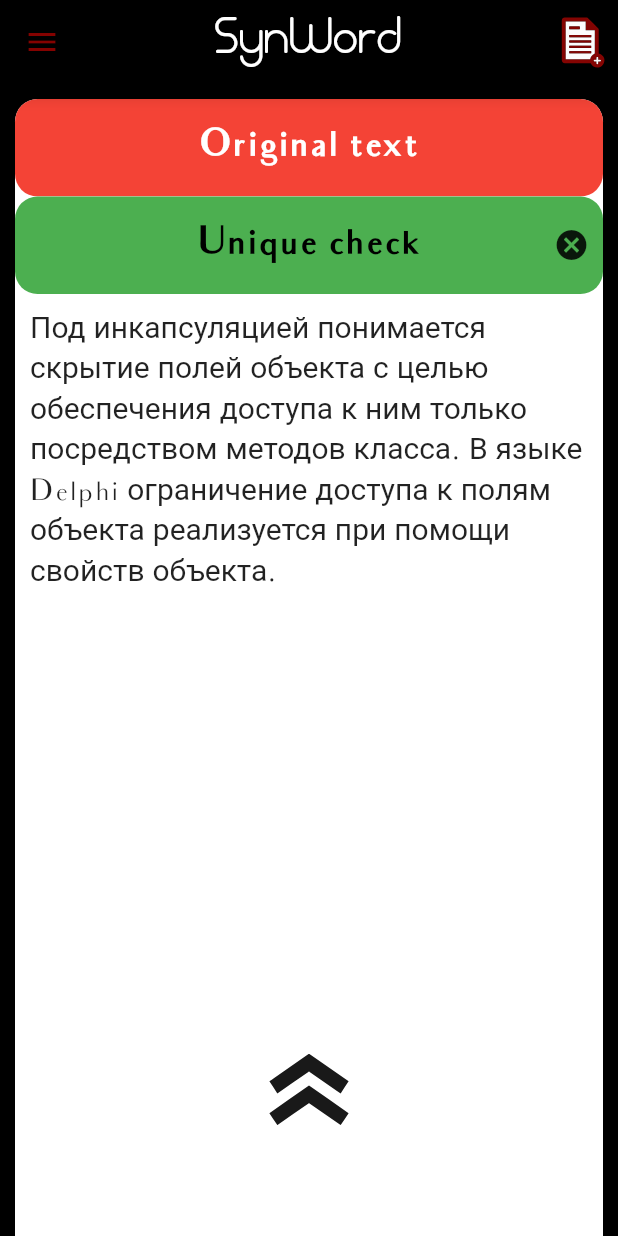
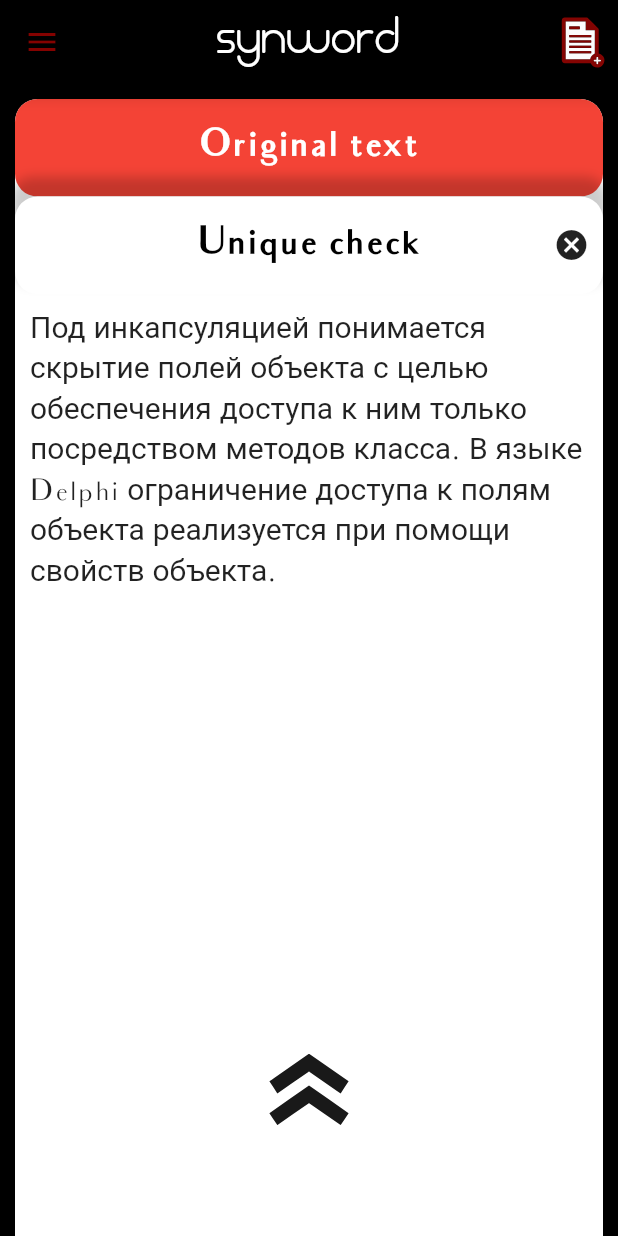
Before and after one commit to summert1m3/Synword-client-legacy, a Flutter app: the screen it shows after launch, after a tap on an icon or button, on a phone screen of 412 x 824 dp. Run offline on Flutter 3.47's test engine with Material 2 defaults, Android fonts, the phone set to English and light mode, and no system bars; our stand-ins replace flutter_svg, hexcolor.

Commit message:
Updating layers
Supreme layer always have white color

```diff
--- a/lib/Widgets/Layers/originalTextLayer.dart
+++ b/lib/Widgets/Layers/originalTextLayer.dart
@@ -5,8 +5,12 @@ import 'package:synword/Widgets/layerTitle.dart';
 
 class OriginalTextLayer extends StatelessWidget {
   final TextEditingController _textEditingController;
+  final bool isTitleVisible;
 
-  OriginalTextLayer(this._textEditingController);
+  OriginalTextLayer(
+    this._textEditingController,
+    this.isTitleVisible
+  );
 
   @override
   Widget build(BuildContext context) {
@@ -16,12 +20,14 @@ class OriginalTextLayer extends StatelessWidget {
             LayerTitle(
                 Text('Original text', style: TextStyle(fontSize: 25, fontFamily: 'Audrey', fontWeight: FontWeight.bold, color: Colors.white)),
                 Colors.red,
+                Colors.black.withOpacity(0.0),
                 true,
                 false,
                 false,
                 null,
                 null
-            )
+            ),
+            isTitleVisible
         )
     );
   }
--- a/lib/Widgets/Layers/uniqueCheckLayer.dart
+++ b/lib/Widgets/Layers/uniqueCheckLayer.dart
@@ -4,16 +4,22 @@ import 'package:synword/Widgets/layerTitle.dart';
 
 class UniqueCheckLayer extends StatelessWidget {
   final Offset _offset;
+  final Color _titleColor;
   final GestureDetectorCallback _gestureDetectorCallback;
   final CloseButtonCallback _closeButtonCallback;
   final bool _isCloseButtonEnable;
 
   UniqueCheckLayer(
       this._offset,
+      this._titleColor,
       this._isCloseButtonEnable,
       this._gestureDetectorCallback,
       this._closeButtonCallback
   );
+
+  static Color getColor() {
+    return Colors.green;
+  }
 
   @override
   Widget build(BuildContext context) {
@@ -32,13 +38,15 @@ class UniqueCheckLayer extends StatelessWidget {
           ),
           LayerTitle(
               Text('Unique check', style: TextStyle(fontSize: 25, fontFamily: 'Audrey', fontWeight: FontWeight.bold, color: Colors.black)),
-              Colors.green,
+              _titleColor,
+              Colors.black.withOpacity(0.2),
               true,
               _isCloseButtonEnable,
               true,
               _gestureDetectorCallback,
               _closeButtonCallback
-          )
+          ),
+          true
       ),
     );
   }
--- a/lib/Widgets/Layers/uniqueTextLayer.dart
+++ b/lib/Widgets/Layers/uniqueTextLayer.dart
@@ -4,16 +4,22 @@ import 'package:synword/Widgets/layerTitle.dart';
 
 class UniqueTextLayer extends StatelessWidget {
   final Offset _offset;
+  final Color _titleColor;
   final GestureDetectorCallback _gestureDetectorCallback;
   final CloseButtonCallback _closeButtonCallback;
   final bool _isCloseButtonEnable;
 
   UniqueTextLayer(
       this._offset,
+      this._titleColor,
       this._isCloseButtonEnable,
       this._gestureDetectorCallback,
       this._closeButtonCallback
   );
+
+  static Color getColor() {
+    return Colors.yellow;
+  }
 
   @override
   Widget build(BuildContext context) {
@@ -32,13 +38,15 @@ class UniqueTextLayer extends StatelessWidget {
           ),
           LayerTitle(
               Text('Unique text', style: TextStyle(fontSize: 25, fontFamily: 'Audrey', fontWeight: FontWeight.bold, color: Colors.black)),
-              Colors.yellow,
+              _titleColor,
+              Colors.black.withOpacity(0.2),
               true,
               _isCloseButtonEnable,
               true,
               _gestureDetectorCallback,
               _closeButtonCallback
-          )
+          ),
+          true
       ),
     );
   }
--- a/lib/Widgets/body.dart
+++ b/lib/Widgets/body.dart
@@ -48,14 +48,14 @@ class _BodyState extends State<Body> {
 
     for (int i = 0; i < _layersInfo.length; i++) {
       bool isCloseButtonEnable = false;
+      bool isContains = false;
+      Color color = Colors.white;
 
       if (i == _layersInfo.length - 1) {
         isCloseButtonEnable = true;
       }
 
       if (_layersInfo[i].getName() == 'UniqueCheck') {
-        bool isContains = false;
-
         for (int j = 0; j < _offsets.length; j++) {
           if (j == _layersInfo[i].getPosition()) {
             isContains = true;
@@ -66,8 +66,13 @@ class _BodyState extends State<Body> {
           _offsets.add(Offset(0, ((_layers.length + 1) * 65).toDouble()));
         }
 
-        _layers.add(UniqueCheckLayer(
+        if (i != _layersInfo.length - 1) {
+          color = UniqueCheckLayer.getColor();
+        }
+
+        UniqueCheckLayer layer = UniqueCheckLayer(
             _offsets[_layersInfo[i].getPosition()],
+            color,
             isCloseButtonEnable,
             (offset) {
               Offset newOffset = Offset(0, _offsets[_layersInfo[i].getPosition()].dy + offset.dy);
@@ -85,10 +90,11 @@ class _BodyState extends State<Body> {
                 deleteLayer(_layersInfo[i].getPosition());
                 updateFloatingActionButtons();
               });
-          }));
+            }
+        );
+
+        _layers.add(layer);
       } else if (_layersInfo[i].getName() == 'UniqueText') {
-        bool isContains = false;
-
         for (int j = 0; j < _offsets.length; j++) {
           if (j == _layersInfo[i].getPosition()) {
             isContains = true;
@@ -99,8 +105,13 @@ class _BodyState extends State<Body> {
           _offsets.add(Offset(0, ((_layers.length + 1) * 65).toDouble()));
         }
 
+        if (i != _layersInfo.length - 1) {
+          color = UniqueTextLayer.getColor();
+        }
+
         _layers.add(UniqueTextLayer(
           _offsets[_layersInfo[i].getPosition()],
+          color,
           isCloseButtonEnable,
           (offset) {
             Offset newOffset = Offset(0, _offsets[_layersInfo[i].getPosition()].dy + offset.dy);
@@ -192,7 +203,13 @@ class _BodyState extends State<Body> {
     updateLayers();
     List<Widget> content = new List<Widget>();
 
-    content.add(OriginalTextLayer(_textEditingController));
+    bool isOriginalTextTitleVisible = true;
+
+    if (_layers.length == 0) {
+      isOriginalTextTitleVisible = false;
+    }
+
+    content.add(OriginalTextLayer(_textEditingController, isOriginalTextTitleVisible));
 
     for (int i = 0; i < _layers.length; i++) {
       content.add(_layers[i]);
--- a/lib/Widgets/bodyLayer.dart
+++ b/lib/Widgets/bodyLayer.dart
@@ -4,10 +4,12 @@ import 'package:synword/Widgets/layerTitle.dart';
 class BodyLayer extends StatelessWidget {
   final Widget _widget;
   final LayerTitle _title;
+  final bool isTitileVisible;
 
   BodyLayer(
       this._widget,
       this._title,
+      this.isTitileVisible
   );
 
   @override
@@ -20,7 +22,10 @@ class BodyLayer extends StatelessWidget {
       ),
       child: Column(
         children: [
-          _title,
+          Visibility(
+            child: _title,
+            visible: isTitileVisible,
+          ),
           Container(
             child: _widget,
           )
--- a/lib/Widgets/home.dart
+++ b/lib/Widgets/home.dart
@@ -9,7 +9,7 @@ class Home extends StatelessWidget {
     return Scaffold(
       appBar: AppBar(
         title: Text(
-          'SynWord',
+          'synword',
           style: TextStyle(fontFamily: 'Waxe', fontSize: 30),
         ),
         centerTitle: true,
--- a/lib/Widgets/layerTitle.dart
+++ b/lib/Widgets/layerTitle.dart
@@ -6,6 +6,7 @@ typedef CloseButtonCallback = void Function();
 class LayerTitle extends StatelessWidget {
   final Text _title;
   final Color _titleColor;
+  final Color _shadowColor;
   final bool _isTitleEnable;
   final bool _isCloseButtonEnable;
   final bool _isGestureDetectorEnable;
@@ -15,6 +16,7 @@ class LayerTitle extends StatelessWidget {
   LayerTitle(
       this._title,
       this._titleColor,
+      this._shadowColor,
       this._isTitleEnable,
       this._isCloseButtonEnable,
       this._isGestureDetectorEnable,
@@ -32,6 +34,14 @@ class LayerTitle extends StatelessWidget {
             decoration: BoxDecoration(
                 color: _titleColor,
                 borderRadius: BorderRadius.circular(15.0),
+                boxShadow: [
+                  BoxShadow(
+                    color: _shadowColor,
+                    spreadRadius: 3,
+                    blurRadius: 6,
+                    offset: Offset(0, -10)
+                  ),
+                ]
             ),
             child: Stack(
               children: [
```
Also changed, not shown: lib/Widgets/bodyButtonBar.dart (line endings or trailing spaces), 20 other files. Lines whose indentation alone changed are shown as unchanged.
